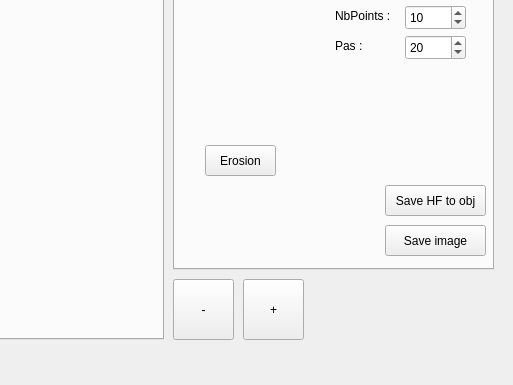
Qt form mainwindow.ui (Benji6974/GeoMod) before a commit; both pictures show x 517 to 1030 and y 391 to 776 of the 1030 by 776 pixel window.
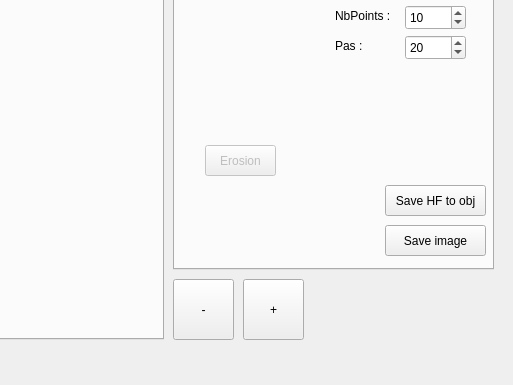
The same form after that commit. Custom widgets are drawn as their Qt base class.

What changed in the file:
```diff
--- a/mainwindow.ui
+++ b/mainwindow.ui
@@ -555,6 +555,9 @@
       </property>
      </widget>
      <widget class="QPushButton" name="btn_calcErosion">
+      <property name="enabled">
+       <bool>false</bool>
+      </property>
       <property name="geometry">
        <rect>
         <x>30</x>
```
